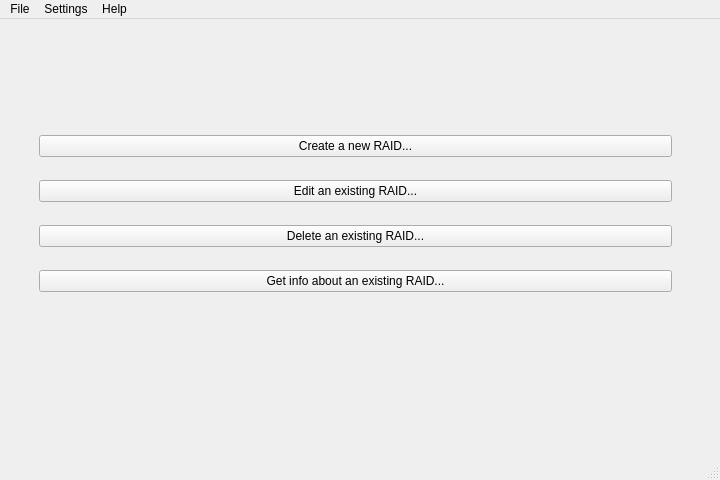
Above: UI/main.ui from adrianlopezgalera/RAID-Manager before the change. Below: the same form after it.
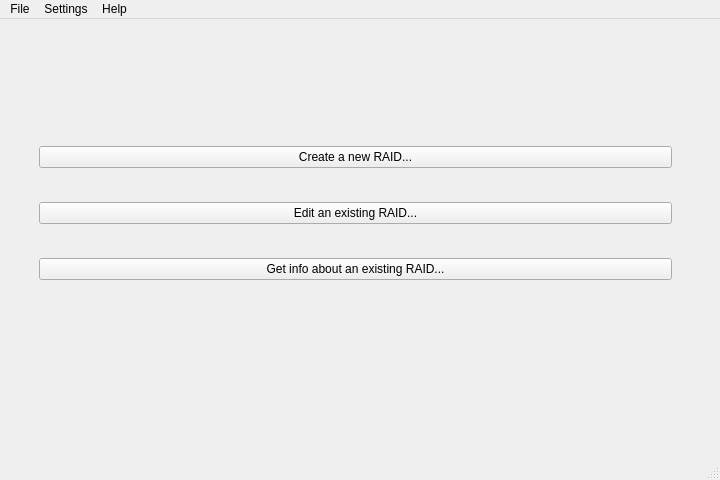
That is the form after the change. Icons and pictures are not drawn.

Diff of the .ui file:
```diff
--- a/UI/main.ui
+++ b/UI/main.ui
@@ -86,20 +86,7 @@
       </widget>
      </item>
      <item>
-      <widget class="QPushButton" name="button3_delete">
-       <property name="cursor">
-        <cursorShape>PointingHandCursor</cursorShape>
-       </property>
-       <property name="text">
-        <string>Delete an existing RAID...</string>
-       </property>
-       <property name="icon">
-        <iconset theme="QIcon::ThemeIcon::EditDelete"/>
-       </property>
-      </widget>
-     </item>
-     <item>
-      <widget class="QPushButton" name="button4_info">
+      <widget class="QPushButton" name="button3_info">
        <property name="cursor">
         <cursorShape>PointingHandCursor</cursorShape>
        </property>
```
Left out of the diff: 8 changed lines with no effect on the pictures.
